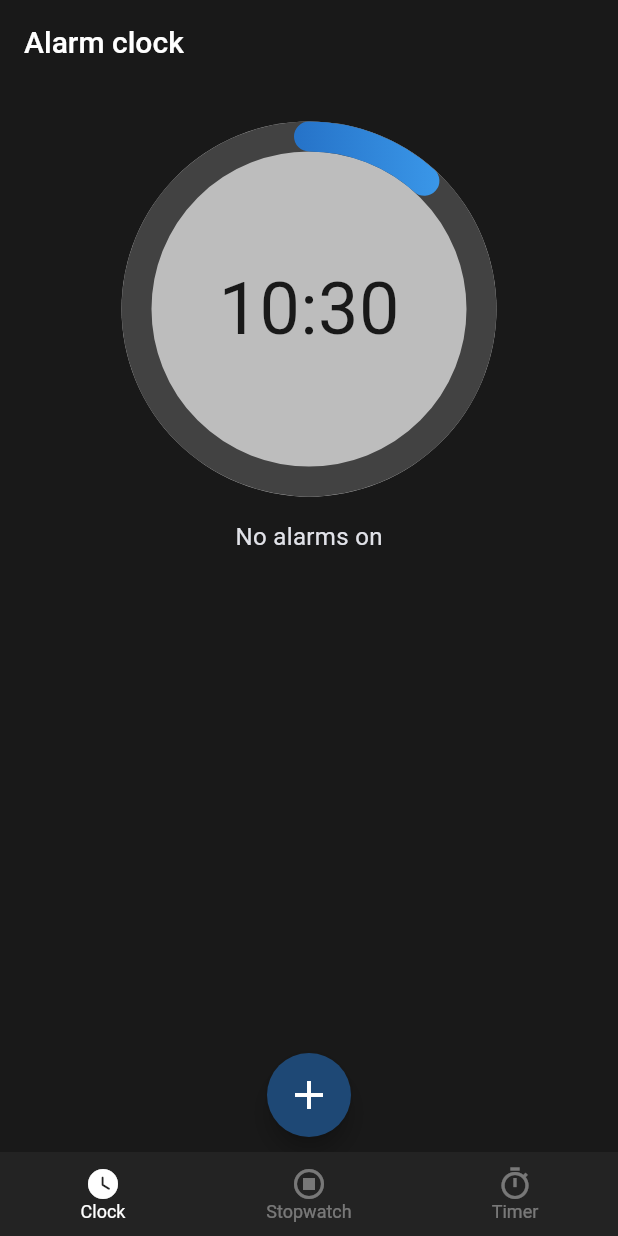
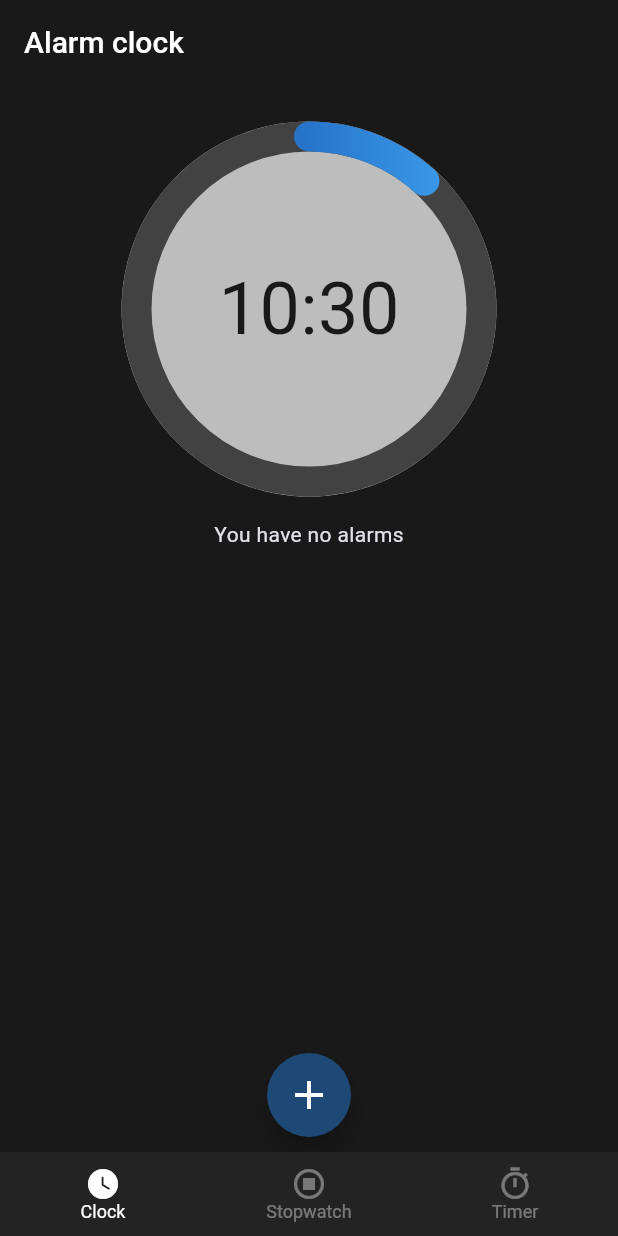
Before and after one commit to kobetskiy/clock, a Flutter app: the screen it shows after launch, on a phone screen of 412 x 824 dp. Run offline on Flutter 3.47's test engine with Material 2 defaults, Android fonts, the phone set to English and light mode, and no system bars; our stand-ins replace flutter_slidable, google_fonts, hive_flutter, logger, numberpicker; accounts and stored records are empty.

Commit message:
small fixes
added SnackBar after creating and deleting alarm clock
removed alarm clocks on counter

```diff
--- a/lib/core/ui/theme/theme.dart
+++ b/lib/core/ui/theme/theme.dart
@@ -17,6 +17,11 @@ ThemeData theme() {
     color: AppColors.subtitleColor,
     fontSize: 16,
     fontWeight: FontWeight.normal,
+  );
+  TextStyle labelMedium = const TextStyle(
+    color: AppColors.textColor,
+    fontSize: 16,
+    fontWeight: FontWeight.w500,
   );
 
   return ThemeData(
@@ -75,8 +80,10 @@ ThemeData theme() {
       elevation: 0,
     ),
     textTheme: TextTheme(
-        displaySmall: displaySmall,
-        bodySmall: bodySmall,
-        titleSmall: titleSmall),
+      displaySmall: displaySmall,
+      bodySmall: bodySmall,
+      titleSmall: titleSmall,
+      labelMedium: labelMedium,
+    ),
   );
 }
--- a/lib/features/src/presentation/alarm_clock/pages/alarm_clock_page.dart
+++ b/lib/features/src/presentation/alarm_clock/pages/alarm_clock_page.dart
@@ -5,59 +5,57 @@ import 'package:flutter/material.dart';
 import 'package:hive_flutter/hive_flutter.dart';
 import '../widgets/view.dart';
 
-AlarmClockData db = AlarmClockData();
-
-class AlarmClockPage extends StatelessWidget {
+class AlarmClockPage extends StatefulWidget {
   const AlarmClockPage({super.key});
 
   static const String routeName = '/clock';
 
-  String alarmClockOnCount() {
-    if (List<AlarmClock>.from(db.box.values).isEmpty) {
-      return 'No alarms on';
-    } else if (List<AlarmClock>.from(db.box.values).length == 1) {
-      return '1 alarm on';
-    } else {
-      return '${List<AlarmClock>.from(db.box.values).length} alarms on';
+  @override
+  State<AlarmClockPage> createState() => _AlarmClockPageState();
 }
-  }
+
+class _AlarmClockPageState extends State<AlarmClockPage> {
+  AlarmClockData db = AlarmClockData();
 
   @override
   Widget build(BuildContext context) {
     return SafeArea(
       child: Stack(
         children: [
-          CustomScrollView(
+          ValueListenableBuilder(
+              valueListenable: db.box.listenable(),
+              builder: (context, box, child) {
+                return CustomScrollView(
                   slivers: [
                     const AppBarWidget(text: 'Alarm clock'),
-              SliverPadding(
-                padding: const EdgeInsets.symmetric(horizontal: 12),
+                    const SliverPadding(
+                      padding: EdgeInsets.symmetric(horizontal: 12),
                       sliver: SliverToBoxAdapter(
                         child: Column(
                           children: [
-                      const SizedBox(height: 25),
-                      const CircleClockWidget(),
-                      const SizedBox(height: 15),
-                      Text(
-                        alarmClockOnCount(),
-                        style: const TextStyle(fontSize: 16),
-                      ),
-                      const SizedBox(height: 15),
+                            SizedBox(height: 25),
+                            CircleClockWidget(),
+                            SizedBox(height: 15),
                           ],
                         ),
                       ),
                     ),
-              SliverPadding(
+                    db.box.isNotEmpty
+                        ? SliverPadding(
                             padding: const EdgeInsets.all(8.0),
-                sliver: ValueListenableBuilder(
-                  valueListenable: db.box.listenable(),
-                  builder: (context, _, __) => AlarmClockList(
-                    listOfAlarmClocks: List<AlarmClock>.from(db.box.values),
+                            sliver: AlarmClockList(
+                              listOfAlarmClocks:
+                                  List<AlarmClock>.from(db.box.values),
                             ),
+                          )
+                        : const SliverToBoxAdapter(
+                            child: Center(
+                              child: Text('You have no alarms'),
                             ),
                           ),
                   ],
-          ),
+                );
+              }),
           Padding(
             padding: const EdgeInsets.only(bottom: 10),
             child: Align(
```
Also changed, not shown: lib/features/src/presentation/alarm_clock/pages/alarm_clock_details_page.dart (+17 -1 lines), lib/features/src/presentation/alarm_clock/widgets/alarm_clock_list.dart (+24 -2 lines). Lines whose indentation alone changed are shown as unchanged.
